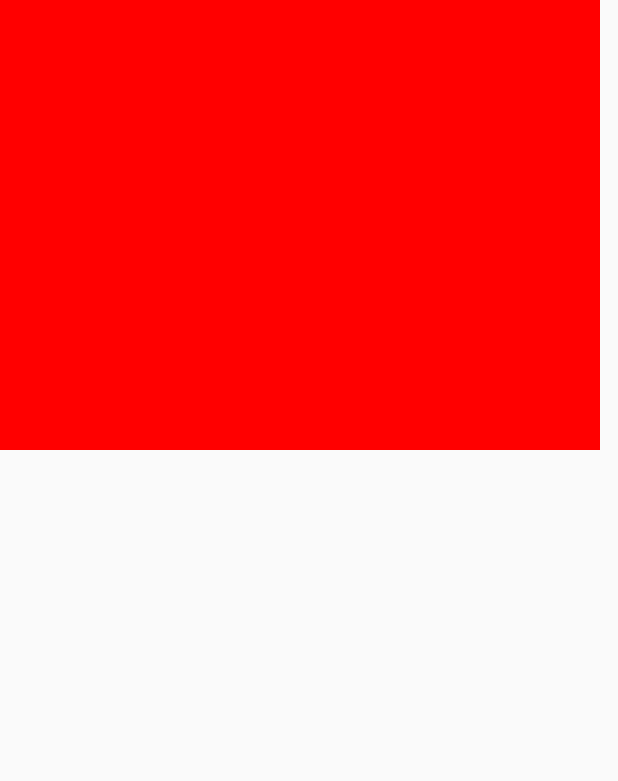
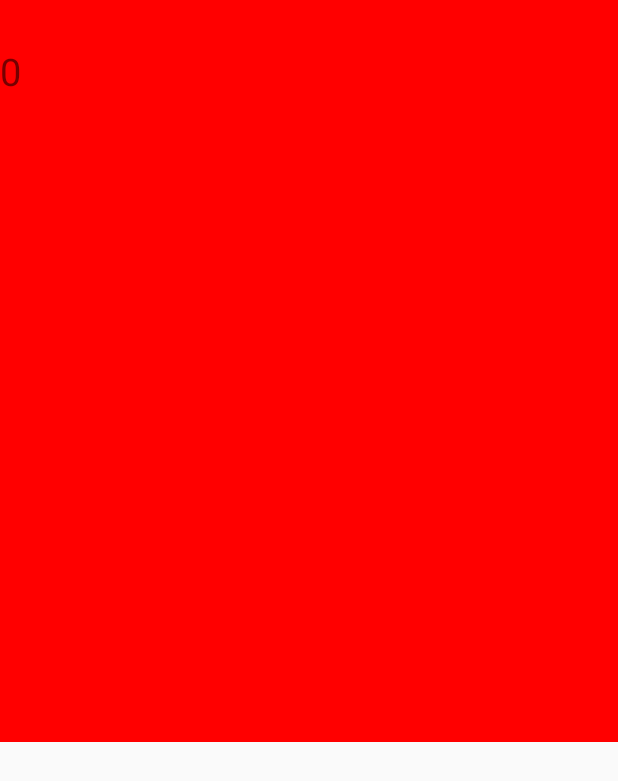
Before and after one commit to nypark/RollTheDev, an Android app: the screen it shows after launch (MainActivity), on a phone screen of 412 x 824 dp. Shown: the top 781 px of the screen. Run offline under Robolectric (Android 15) with nearby library versions, the phone set to English and light mode, and no system bars.

Commit message:
1. 레이아웃 수정 2. 클릭 시 점수 올라감

```diff
--- /dev/null
+++ b/app/src/main/java/com/khu/r3turn/rollthedev/Developer.java
@@ -0,0 +1,26 @@
+package com.khu.r3turn.rollthedev;
+
+/**
+ * Created by PNY on 2016-06-15.
+ */
+public class Developer {
+
+    private static String DEVELOPER_IMG_SRC = "";
+
+    private int imgFrame = 0;
+
+    public void changeImgType (int frameNum) {
+        imgFrame = frameNum;
+    }
+
+    public void draw() {
+        //frame 1
+        if(imgFrame == 1) {
+
+        }
+        //frame 2
+        else {
+
+        }
+    }
+}
--- /dev/null
+++ b/app/src/main/java/com/khu/r3turn/rollthedev/GameHandler.java
@@ -0,0 +1,22 @@
+package com.khu.r3turn.rollthedev;
+
+import android.view.ViewGroup;
+import android.widget.TextView;
+
+/**
+ * Created by PNY on 2016-06-15.
+ */
+public class GameHandler {
+    public int codeLine = 0;
+
+    TextView codeLineTextView = null;
+
+    public GameHandler(ViewGroup vg) {
+        codeLineTextView = (TextView) vg.findViewById(R.id.codeLineText);
+    }
+
+    public void addCodeLine() {
+        codeLine++;
+        codeLineTextView.setText("" + codeLine);
+    }
+}
--- a/app/src/main/java/com/khu/r3turn/rollthedev/MainActivity.java
+++ b/app/src/main/java/com/khu/r3turn/rollthedev/MainActivity.java
@@ -2,12 +2,34 @@ package com.khu.r3turn.rollthedev;
 
 import android.support.v7.app.AppCompatActivity;
 import android.os.Bundle;
+import android.view.View;
+import android.widget.RelativeLayout;
 
 public class MainActivity extends AppCompatActivity {
+
+    GameHandler gameHandler = null;
+    RelativeLayout devScreen = null;
 
     @Override
     protected void onCreate(Bundle savedInstanceState) {
         super.onCreate(savedInstanceState);
         setContentView(R.layout.activity_main);
+
+        //initialize
+        init();
+
+        //add onClickListener to increase code line number
+        devScreen.setOnClickListener(new View.OnClickListener() {
+            @Override
+            public void onClick(View v) {
+                gameHandler.addCodeLine();
+            }
+        });
+    }
+
+    //initialize properties
+    public void init() {
+        devScreen = (RelativeLayout) findViewById(R.id.DevScreen);
+        gameHandler = new GameHandler(devScreen);
     }
 }
--- a/app/src/main/res/layout/activity_main.xml
+++ b/app/src/main/res/layout/activity_main.xml
@@ -1,23 +1,45 @@
 <?xml version="1.0" encoding="utf-8"?>
-<RelativeLayout
+<LinearLayout
     xmlns:android="http://schemas.android.com/apk/res/android"
     xmlns:tools="http://schemas.android.com/tools"
     android:layout_width="match_parent"
     android:layout_height="match_parent"
+    android:orientation="vertical"
+    android:weightSum="1"
     tools:context="com.khu.r3turn.rollthedev.MainActivity">
 
-    <View android:id="@+id/DevScreen"
-        android:layout_width="400dp"
-        android:layout_height="300dp"
-        android:background="#FF0000"
-        android:orientation="vertical">
+    <RelativeLayout
+        android:id="@+id/DevScreen"
+        android:layout_width="fill_parent"
+        android:layout_height="fill_parent"
+        android:layout_weight="0.4"
+        android:layout_gravity="center_horizontal"
+        android:background="#FF0000">
 
-    </View>
+        <TextView
+            android:id="@+id/codeLineText"
+            android:layout_width="wrap_content"
+            android:layout_height="wrap_content"
+            android:layout_marginTop="30dp"
+            android:layout_gravity="center_horizontal"
+            android:textSize="25dp"
+            android:text="@string/codeLine_default"
+            />
 
-    <ListView android:id="@+id/DevList"
-        android:layout_width="400dp"
-        android:layout_height="320dp"
+        <ImageView
+            android:id="@+id/DevImg"
+            android:layout_width="wrap_content"
+            android:layout_height="wrap_content"
+            android:clickable="true"
+            />
+    </RelativeLayout>
+
+    <ListView
+        android:id="@+id/DevList"
+        android:layout_width="fill_parent"
+        android:layout_height="fill_parent"
+        android:layout_weight="0.6"
         android:layout_below="@+id/DevScreen" >
 
     </ListView>
-</RelativeLayout>
+</LinearLayout>
--- a/app/src/main/res/values/strings.xml
+++ b/app/src/main/res/values/strings.xml
@@ -1,3 +1,4 @@
 <resources>
     <string name="app_name">RollTheDev</string>
+    <string name="codeLine_default">0</string>
 </resources>
--- a/build.gradle
+++ b/build.gradle
@@ -5,7 +5,7 @@ buildscript {
         jcenter()
     }
     dependencies {
-        classpath 'com.android.tools.build:gradle:1.5.0'
+        classpath 'com.android.tools.build:gradle:2.1.2'
 
         // NOTE: Do not place your application dependencies here; they belong
         // in the individual module build.gradle files
```
Also changed, not shown: gradle/wrapper/gradle-wrapper.properties.
